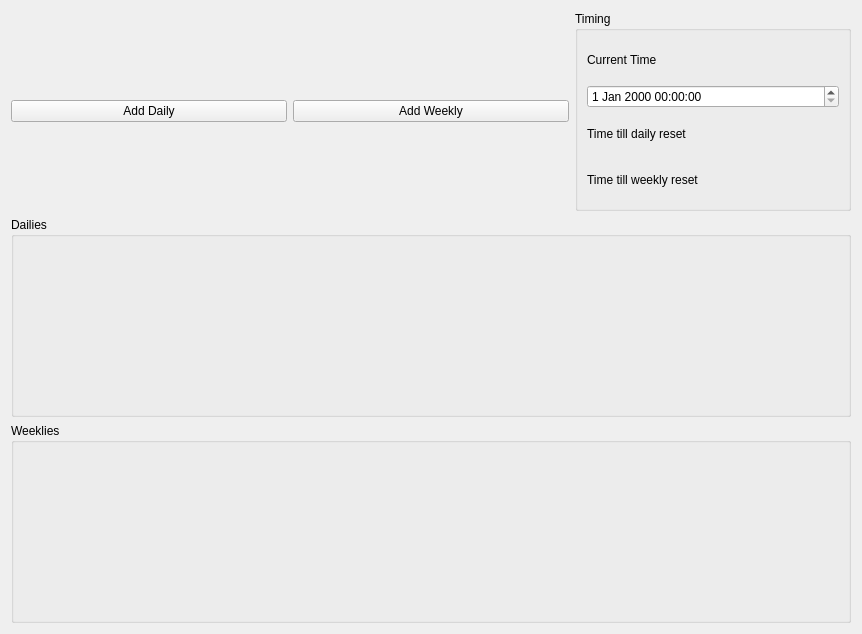
This is MapleDailyTracker/mapletabwidget.ui in BryceCallender/OldMapleTracker as Qt 5 draws it before an edit. The edited form follows.
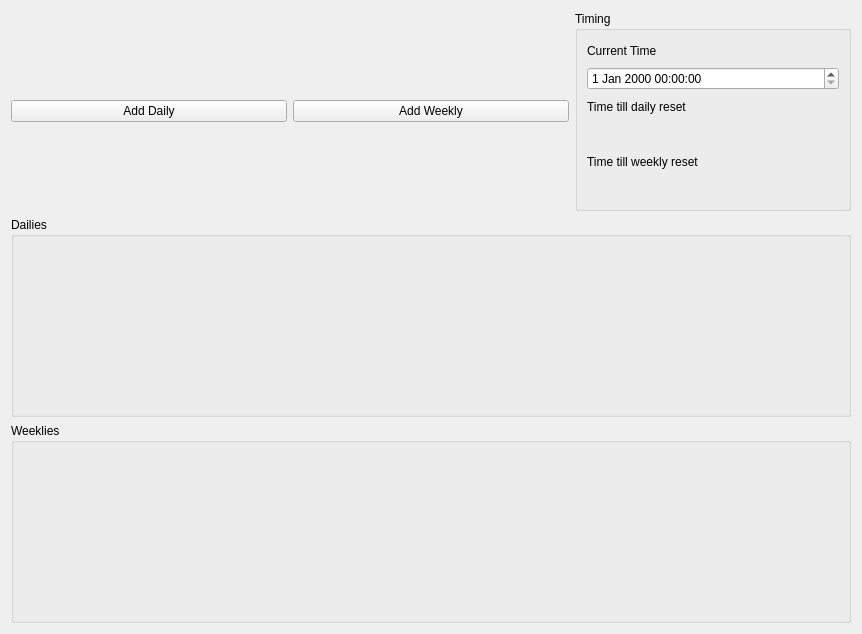
This is the edited form.

What changed in the file:
```diff
--- a/MapleDailyTracker/mapletabwidget.ui
+++ b/MapleDailyTracker/mapletabwidget.ui
@@ -53,6 +53,13 @@
           </property>
          </widget>
         </item>
+        <item>
+         <widget class="QLabel" name="dailyResetTime">
+          <property name="text">
+           <string/>
+          </property>
+         </widget>
+        </item>
         <item>
          <widget class="QLabel" name="label_3">
           <property name="text">
@@ -60,6 +67,13 @@
           </property>
          </widget>
         </item>
+        <item>
+         <widget class="QLabel" name="weeklyResetTime">
+          <property name="text">
+           <string/>
+          </property>
+         </widget>
+        </item>
        </layout>
       </widget>
      </item>
```
